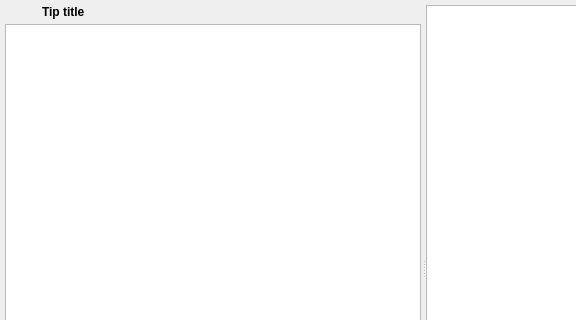
Old version of the form libs/libgui/ui/tipofdayform.ui in the repository pgmodeler/pgmodeler; both pictures show x 0 to 576 and y 0 to 320 of the 846 by 568 pixel window.
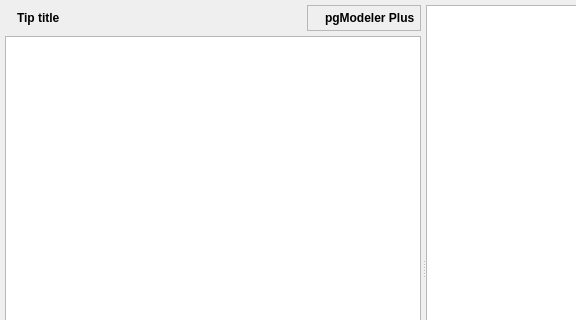
New version of the form. Icons and pictures are not drawn.

Commit message: Added a badge in TipOfDayForm to indicate if a tip applies to pgModeler Plus only

Patch:
```diff
--- a/libs/libgui/ui/tipofdayform.ui
+++ b/libs/libgui/ui/tipofdayform.ui
@@ -66,8 +66,8 @@
            </property>
            <property name="maximumSize">
             <size>
-             <width>32</width>
-             <height>32</height>
+             <width>28</width>
+             <height>28</height>
             </size>
            </property>
            <property name="text">
@@ -83,6 +83,12 @@
          </item>
          <item>
           <widget class="QLabel" name="tip_title_lbl">
+           <property name="sizePolicy">
+            <sizepolicy hsizetype="Expanding" vsizetype="Preferred">
+             <horstretch>0</horstretch>
+             <verstretch>0</verstretch>
+            </sizepolicy>
+           </property>
            <property name="font">
             <font>
              <bold>true</bold>
@@ -93,6 +99,91 @@
            </property>
           </widget>
          </item>
+         <item>
+          <widget class="QFrame" name="plus_feat_frm">
+           <property name="sizePolicy">
+            <sizepolicy hsizetype="Fixed" vsizetype="Preferred">
+             <horstretch>0</horstretch>
+             <verstretch>0</verstretch>
+            </sizepolicy>
+           </property>
+           <property name="toolTip">
+            <string>This tip applies only to pgModeler Plus</string>
+           </property>
+           <property name="frameShape">
+            <enum>QFrame::Shape::StyledPanel</enum>
+           </property>
+           <property name="frameShadow">
+            <enum>QFrame::Shadow::Plain</enum>
+           </property>
+           <layout class="QHBoxLayout" name="horizontalLayout_3">
+            <property name="spacing">
+             <number>5</number>
+            </property>
+            <property name="leftMargin">
+             <number>5</number>
+            </property>
+            <property name="topMargin">
+             <number>5</number>
+            </property>
+            <property name="rightMargin">
+             <number>5</number>
+            </property>
+            <property name="bottomMargin">
+             <number>5</number>
+            </property>
+            <item>
+             <widget class="QLabel" name="plus_feat_ico_lbl">
+              <property name="sizePolicy">
+               <sizepolicy hsizetype="Fixed" vsizetype="Fixed">
+                <horstretch>0</horstretch>
+                <verstretch>0</verstretch>
+               </sizepolicy>
+              </property>
+              <property name="minimumSize">
+               <size>
+                <width>0</width>
+                <height>0</height>
+               </size>
+              </property>
+              <property name="maximumSize">
+               <size>
+                <width>20</width>
+                <height>20</height>
+               </size>
+              </property>
+              <property name="text">
+               <string/>
+              </property>
+              <property name="pixmap">
+               <pixmap resource="../res/resources.qrc">:/icons/icons/star.png</pixmap>
+              </property>
+              <property name="scaledContents">
+               <bool>true</bool>
+              </property>
+             </widget>
+            </item>
+            <item>
+             <widget class="QLabel" name="plus_feat_lbl">
+              <property name="sizePolicy">
+               <sizepolicy hsizetype="Fixed" vsizetype="Preferred">
+                <horstretch>0</horstretch>
+                <verstretch>0</verstretch>
+               </sizepolicy>
+              </property>
+              <property name="font">
+               <font>
+                <bold>true</bold>
+               </font>
+              </property>
+              <property name="text">
+               <string>pgModeler Plus</string>
+              </property>
+             </widget>
+            </item>
+           </layout>
+          </widget>
+         </item>
         </layout>
        </item>
        <item>
```
The commit also changes 6 other files.
